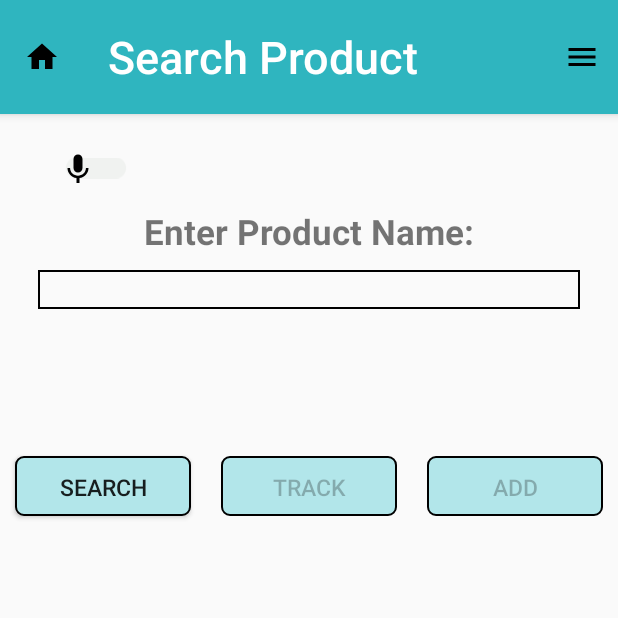
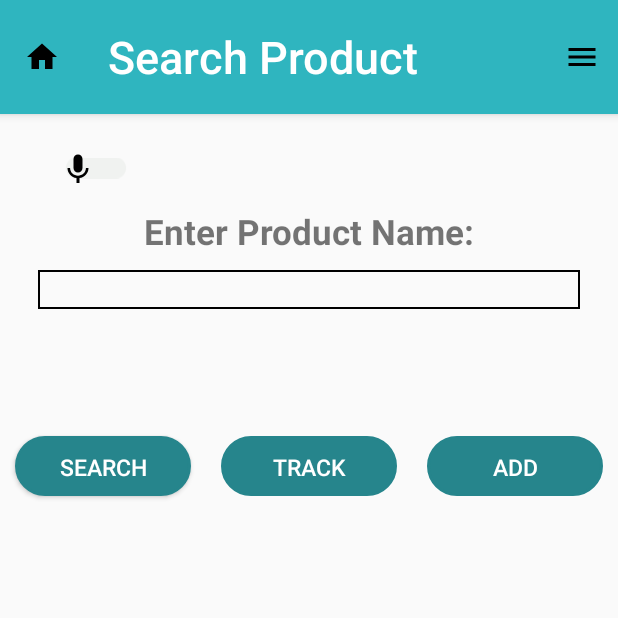
Before and after one commit to lhernandez1848/Capstone, an Android app: the SearchProductActivity screen opened directly, with no data from a screen before it, on a phone screen of 412 x 824 dp, the top half of it. Run offline under Robolectric (Android 15) with nearby library versions, the phone set to English and light mode, and no system bars; our stand-ins replace Volley; network calls fail.

Commit message:
Iteration 3 - Product Search

```diff
--- a/app/src/main/java/io/github/technocrats/capstone/CheckInventoryActivity.java
+++ b/app/src/main/java/io/github/technocrats/capstone/CheckInventoryActivity.java
@@ -320,7 +320,7 @@ public class CheckInventoryActivity extends AppCompatActivity implements
 
     // get products and set up list views for sorting by values
     public void getProductValues(int day, int month, int year){
-        String url ="https://huexinventory.ngrok.io/?a=select%20day,month,year,quantity,inventories.unit_cost,inventories.product_id,product,products.subcategory_id,subcategory,products.category_id,category%20from%20inventories%20join%20products%20on%20inventories.product_id=products.product_id%20join%20subcategories%20on%20subcategories.subcategory_id=products.subcategory_id%20join%20categories%20on%20categories.category_id=products.category_id%20where%20day="+day+"%20and%20month="+month+"%20and%20year="+year+"&b=Capstone";
+        String url ="https://huexinventory.ngrok.io/?a=select%20day,month,year,quantity,inventories.unit_cost,inventories.product_id,product,products.subcategory_id,subcategory,products.category_id,category%20from%20inventories%20join%20products%20on%20inventories.product_id=products.product_id%20join%20subcategories%20on%20subcategories.subcategory_id=products.subcategory_id%20join%20categories%20on%20categories.category_id=products.category_id%20where%20day="+day+"%20and%20month="+month+"%20and%20year="+year+"%20and%20quantity%20is%20not%20null&b=Capstone";
         RequestQueue queue = Volley.newRequestQueue(this);
 
         StringRequest stringRequest = new StringRequest(Request.Method.GET, url,
--- a/app/src/main/java/io/github/technocrats/capstone/adapters/ProductAdapter.java
+++ b/app/src/main/java/io/github/technocrats/capstone/adapters/ProductAdapter.java
@@ -19,10 +19,12 @@ public class ProductAdapter extends RecyclerView.Adapter<ProductAdapter.ProductH
 
     private Context context;
     private ArrayList<Product> products;
+    private TextView tvProductSelected;
 
-    public ProductAdapter(Context context, ArrayList<Product> products) {
+    public ProductAdapter(Context context, ArrayList<Product> products, TextView tvProductSelected) {
         this.context = context;
         this.products = products;
+        this.tvProductSelected = tvProductSelected;
     }
 
     public class ProductHolder extends RecyclerView.ViewHolder {
@@ -43,11 +45,12 @@ public class ProductAdapter extends RecyclerView.Adapter<ProductAdapter.ProductH
 
                     String p_id = tvProductId.getText().toString();
                     String p_name = tvProductName.getText().toString();
+                    String p_cost = tvUnitCost.getText().toString();
 
                     System.out.println("ID: " + p_id);
                     System.out.println("NAME: " + p_name);
 
-                    //tvProductSelected.setText(p_id + "  -  " + p_name);
+                    tvProductSelected.setText(p_id + "  -  " + p_name + "    $" + p_cost);
                 }
             });
         }
--- a/app/src/main/res/layout/activity_profile.xml
+++ b/app/src/main/res/layout/activity_profile.xml
@@ -45,8 +45,9 @@
         android:layout_marginStart="20dp"
         android:layout_marginTop="20dp"
         android:textSize="25sp"
+        android:clickable="true"
         android:textColor="@color/colorTeal"
-        android:textStyle="bold"/>
+        android:focusable="true" />
 
     <LinearLayout
         android:visibility="gone"
--- a/app/src/main/res/layout/activity_search_product.xml
+++ b/app/src/main/res/layout/activity_search_product.xml
@@ -15,7 +15,6 @@
         android:layout_marginStart="20dp"
         android:layout_marginTop="20dp"
         android:orientation="horizontal">
-
         <androidx.appcompat.widget.SwitchCompat
             android:id="@+id/voiceSwitchSearchProduct"
             android:theme="@style/SwitchCompatTheme"
@@ -44,7 +43,6 @@
         android:layout_gravity="center"
         android:layout_height="wrap_content"
         android:layout_width="match_parent">
-
         <TextView
             android:id="@+id/tvProductName"
             android:layout_width="match_parent"
@@ -56,7 +54,6 @@
             android:textAlignment="center"
             android:textSize="23sp"
             android:textStyle="bold" />
-
         <EditText
             android:id="@+id/etProductName"
             android:layout_width="match_parent"
@@ -66,26 +63,24 @@
             android:background="@drawable/solid_border_transparent"
             android:textAlignment="center"
             android:maxLength="12"/>
-
         <TextView
             android:id="@+id/tvProductNameError"
             android:layout_width="match_parent"
             android:layout_height="wrap_content"
             android:padding="10dip"
             android:textAlignment="center"
-            android:textSize="17sp"
+            android:textSize="20sp"
             android:textStyle="italic"
             android:textColor="@android:color/holo_red_dark"/>
-
         <TextView
             android:id="@+id/tvProductSelected"
             android:layout_width="match_parent"
             android:layout_height="wrap_content"
-            android:padding="10dip"
-            android:textAlignment="center"
-            android:textSize="17sp"
-            android:textStyle="italic"
-            android:textColor="@android:color/holo_red_dark"/>
+            android:layout_marginStart="20dp"
+            android:layout_marginEnd="20dp"
+            android:textAlignment="textStart"
+            android:textSize="20sp"
+            android:textStyle="bold"/>
     </LinearLayout>
 
     <LinearLayout
@@ -102,7 +97,8 @@
             android:layout_weight="1"
             android:padding="10dp"
             android:text="Search Product"
-            android:background="@drawable/solid_border_blue_back"
+            android:background="@drawable/button_shape"
+            android:textColor="@android:color/white"
             android:textSize="15sp" />
 
         <Button
@@ -111,28 +107,29 @@
             android:layout_height="40dp"
             android:layout_margin="10dp"
             android:layout_weight="1"
-            android:background="@drawable/solid_border_blue_back"
+            android:background="@drawable/button_shape"
             android:enabled="false"
             android:padding="10dp"
             android:text="Track Order"
+            android:textColor="@android:color/white"
             android:textSize="15sp" />
-
         <Button
             android:id="@+id/btnAddProductFromSearch"
             android:layout_width="0dp"
             android:layout_height="40dp"
             android:layout_margin="10dp"
             android:layout_weight="1"
-            android:background="@drawable/solid_border_blue_back"
+            android:background="@drawable/button_shape"
+            android:textColor="@android:color/white"
+            android:padding="10dp"
             android:enabled="false"
-            android:padding="10dp"
             android:text="Add Product"
             android:textSize="15sp" />
     </LinearLayout>
 
     <LinearLayout
         android:layout_width="match_parent"
-        android:layout_height="wrap_content"
+        android:layout_height="400dp"
         android:layout_below="@+id/grpProductSearchButtons"
         android:layout_margin="30dp"
         android:orientation="vertical">
```
Also changed, not shown: app/src/main/java/io/github/technocrats/capstone/CreateOrderActivity.java (+19 -22 lines), app/src/main/java/io/github/technocrats/capstone/SearchProductActivity.java (+81 -11 lines), app/src/main/java/io/github/technocrats/capstone/TrackOrderActivity.java (+7 -2 lines), app/src/main/res/layout/activity_create_order.xml (+18 -5 lines), app/src/main/res/drawable-v24/recommendation.png.
